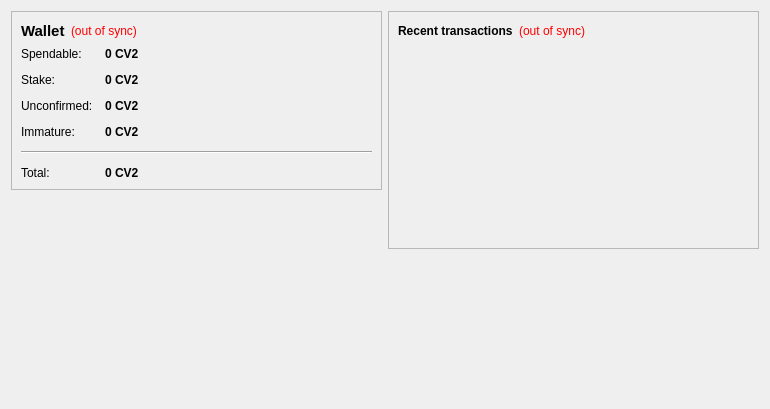
First picture: the form in src/qt/forms/overviewpage.ui, repository Fly-coin/Fly-coin, before the edit.
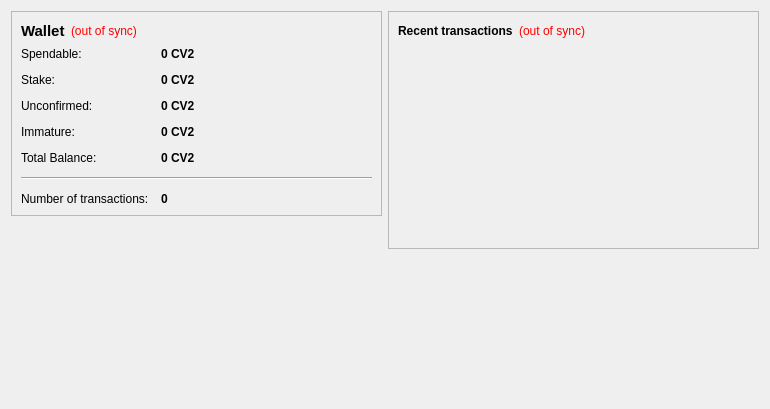
Second picture: the form after the edit. Icons and pictures are not drawn.

```diff
--- a/src/qt/forms/overviewpage.ui
+++ b/src/qt/forms/overviewpage.ui
@@ -196,21 +196,14 @@
             </property>
            </widget>
           </item>
-          <item row="4" column="0" colspan="2">
-           <widget class="Line" name="line">
-            <property name="orientation">
-             <enum>Qt::Horizontal</enum>
-            </property>
-           </widget>
-          </item>
-          <item row="5" column="0">
+          <item row="4" column="0">
            <widget class="QLabel" name="labelTotalText">
             <property name="text">
-             <string>Total:</string>
+             <string>Total Balance:</string>
             </property>
            </widget>
           </item>
-          <item row="5" column="1">
+          <item row="4" column="1">
            <widget class="QLabel" name="labelTotal">
             <property name="font">
              <font>
@@ -218,6 +211,39 @@
               <bold>true</bold>
              </font>
             </property>
+            <property name="toolTip">
+             <string>Total Stake and Spendable balance</string>
+            </property>
+            <property name="text">
+             <string notr="true">0 CV2</string>
+            </property>
+            <property name="textInteractionFlags">
+             <set>Qt::LinksAccessibleByMouse|Qt::TextSelectableByKeyboard|Qt::TextSelectableByMouse</set>
+            </property>
+           </widget>
+          </item>
+          <item row="5" column="0" colspan="2">
+           <widget class="Line" name="line">
+            <property name="orientation">
+             <enum>Qt::Horizontal</enum>
+            </property>
+           </widget>
+          </item>
+          <item row="6" column="0">
+           <widget class="QLabel" name="labelTotalText">
+            <property name="text">
+             <string>Number of transactions:</string>
+            </property>
+           </widget>
+          </item>
+          <item row="6" column="1">
+           <widget class="QLabel" name="labelNumTransactions">
+            <property name="font">
+             <font>
+              <weight>75</weight>
+              <bold>true</bold>
+             </font>
+            </property>
             <property name="cursor">
              <cursorShape>IBeamCursor</cursorShape>
             </property>
@@ -225,7 +251,7 @@
              <string>Your current total balance</string>
             </property>
             <property name="text">
-             <string notr="true">0 CV2</string>
+             <string notr="true">0</string>
             </property>
             <property name="textInteractionFlags">
              <set>Qt::LinksAccessibleByMouse|Qt::TextSelectableByKeyboard|Qt::TextSelectableByMouse</set>
```
Left out of the diff: 8 changed lines with no effect on the pictures.
